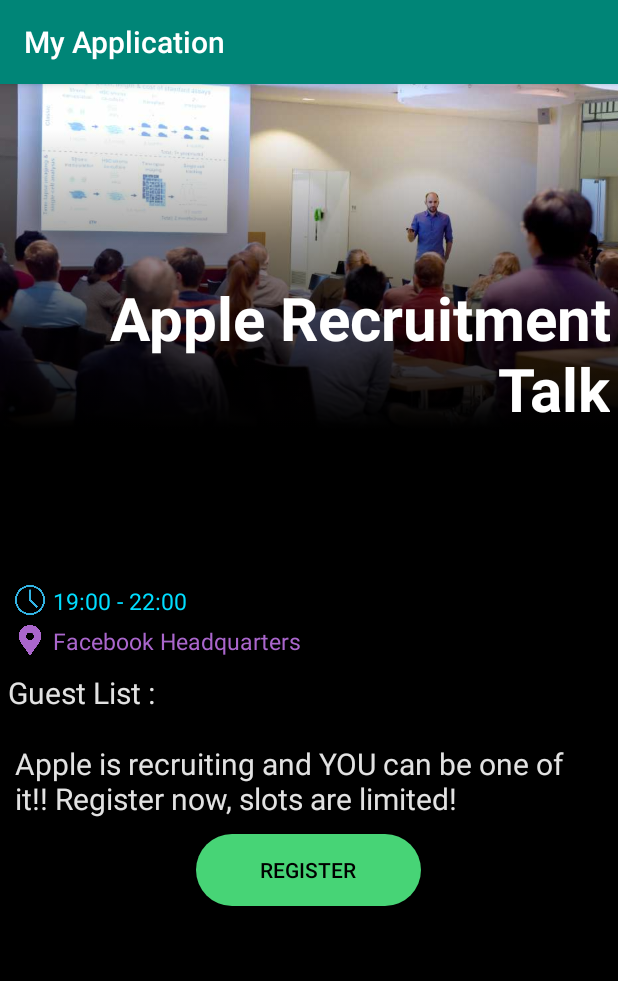
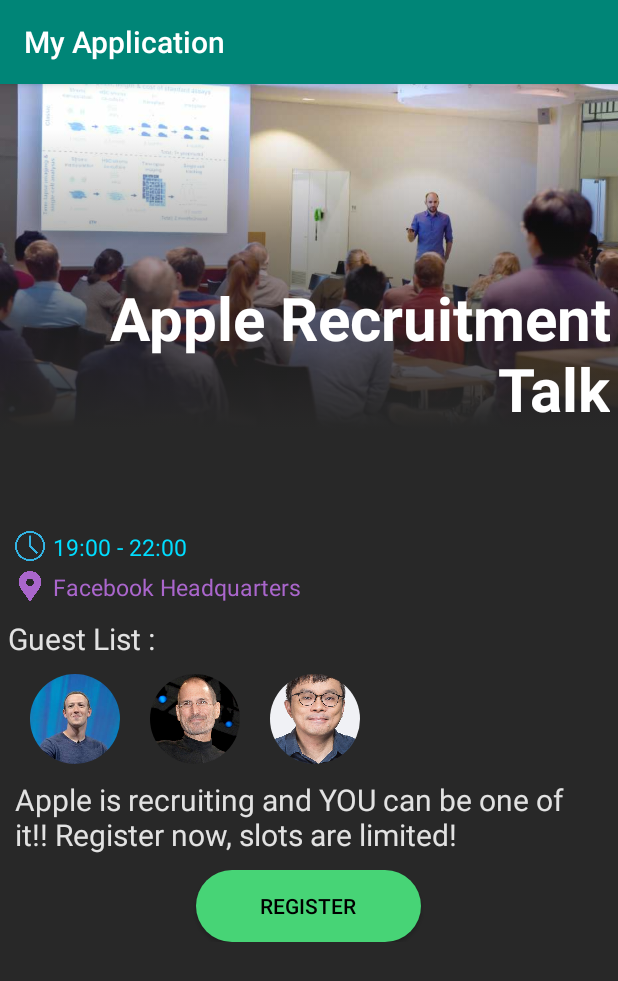
Before and after one commit to sesiliafenina/singup, an Android app: the screen it shows after launch (DetailsActivity), after a tap on "Apple Recruitment Talk", on a phone screen of 412 x 824 dp. Shown: the top 981 px of the screen. Run offline under Robolectric (Android 15) with nearby library versions, the light colour scheme and no system bars; our stand-ins replace CircleImageView.

Commit message:
fixed layout

```diff
--- a/app/build.gradle
+++ b/app/build.gradle
@@ -28,4 +28,5 @@
     androidTestImplementation 'androidx.test.espresso:espresso-core:3.1.0-alpha4'
     implementation "com.google.zxing:core:3.3.0"
     implementation 'com.google.zxing:javase:3.3.0'
+    implementation 'de.hdodenhof:circleimageview:3.0.1'
 }
--- a/app/src/main/java/com/example/myapplication/CustomListAdapter.java
+++ b/app/src/main/java/com/example/myapplication/CustomListAdapter.java
@@ -23,13 +23,16 @@
     //to store the animal images
     private final Integer[] imageIDarray;
 
-    public CustomListAdapter(Activity context, String[] nameArray, String[] infoArray, Integer[] imageIDarray) {
+    private final String[] timeArray;
+
+    public CustomListAdapter(Activity context, String[] nameArray, String[] infoArray, Integer[] imageIDarray, String[] timeArray) {
         super(context, R.layout.listview_row, nameArray);
 
         this.context = context;
         this.nameArray = nameArray;
         this.infoArray = infoArray;
         this.imageIDarray = imageIDarray;
+        this.timeArray = timeArray;
     }
 
     public View getView(int position, View view, ViewGroup parent) {
@@ -38,15 +41,15 @@
 
         //this code gets references to objects in the listview_row.xml file
         TextView nameTextField = rowView.findViewById(R.id.nametextViewID);
-        TextView infoTextField = rowView.findViewById(R.id.infotextViewID);
+        TextView timeTextField = rowView.findViewById(R.id.eventTime);
         ImageView imageIDField = rowView.findViewById(R.id.imageView1ID);
 
         nameTextField.setTextSize(TypedValue.COMPLEX_UNIT_SP,20);
-        infoTextField.setTextSize(TypedValue.COMPLEX_UNIT_SP,15);
+        timeTextField.setTextSize(TypedValue.COMPLEX_UNIT_SP,13);
 
         //this code sets the values of the objects to values from the arrays
         nameTextField.setText(nameArray[position]);
-        infoTextField.setText(infoArray[position]);
+        timeTextField.setText(timeArray[position]);
         imageIDField.setImageResource(imageIDarray[position]);
 
         return rowView;
--- a/app/src/main/java/com/example/myapplication/MainActivity.java
+++ b/app/src/main/java/com/example/myapplication/MainActivity.java
@@ -41,13 +41,16 @@
 
     Integer[] imageArray = {R.drawable.google, R.drawable.apple, R.drawable.facebook, R.drawable.menintech, R.drawable.resume,
                         R.drawable.sutd, R.drawable.minecraft};
+
+    String[] eventTime = {"19:00-22:00", "17:00-18:45", "15:00-19:30", "09:30-15:00", "13:45-16:00", "18:00-20:45", "15:40-19:40"};
+
     @Override
     protected void onCreate(Bundle savedInstanceState) {
         super.onCreate(savedInstanceState);
         setContentView(R.layout.eventslist);
 
         // have to get lists of name and info of events here
-        CustomListAdapter listAdapter = new CustomListAdapter(this, nameArray, infoArray, imageArray);
+        CustomListAdapter listAdapter = new CustomListAdapter(this, nameArray, infoArray, imageArray, eventTime);
 
         listView = findViewById(R.id.listviewID);
         listView.setAdapter(listAdapter);
--- a/app/src/main/java/com/example/myapplication/QRCodeActivity.java
+++ b/app/src/main/java/com/example/myapplication/QRCodeActivity.java
@@ -14,8 +14,8 @@
 import java.util.BitSet;
 
 public class QRCodeActivity extends AppCompatActivity {
-    public final static int WHITE = 0xFFFFFFFF;
-    public final static int BLACK = 0xFF000000;
+    public final static int WHITE = 0xFF282828;
+    public final static int BLACK = 0xFFFFFFFF;
     public final static int WIDTH = 400;
     public final static int HEIGHT = 400;
     @Override
--- a/app/src/main/res/drawable/gradient_black.xml
+++ b/app/src/main/res/drawable/gradient_black.xml
@@ -5,7 +5,7 @@
             <gradient
                     android:angle="90"
                     android:endColor="#00000000"
-                    android:startColor="#FF000000"
+                    android:startColor="#FF282828"
                     android:type="linear"/>
         </shape>
     </item>
--- a/app/src/main/res/layout/activity_details.xml
+++ b/app/src/main/res/layout/activity_details.xml
@@ -5,7 +5,7 @@
         xmlns:app="http://schemas.android.com/apk/res-auto"
         android:layout_width="match_parent"
         android:layout_height="match_parent"
-        android:background="@android:color/black"
+        android:background="#FF282828"
         tools:context=".DetailsActivity">
     <LinearLayout
             app:layout_constraintTop_toTopOf="parent"
@@ -101,13 +101,38 @@
                 android:layout_marginBottom="10dp"
                 android:layout_marginLeft="5dp"
                 android:layout_marginRight="5dp"/>
-        <HorizontalScrollView
-                android:layout_width="wrap_content"
+        <LinearLayout
+                android:layout_width="match_parent"
                 android:layout_height="wrap_content"
+                android:orientation="horizontal"
                 android:layout_marginLeft="10dp"
                 android:layout_marginRight="10dp">
+            <de.hdodenhof.circleimageview.CircleImageView
+                    xmlns:app="http://schemas.android.com/apk/res-auto"
+                    android:id="@+id/profile_image"
+                    android:layout_marginLeft="10dp"
+                    android:layout_marginRight="10dp"
+                    android:layout_width="60dp"
+                    android:layout_height="60dp"
+                    android:src="@drawable/mark"/>
+            <de.hdodenhof.circleimageview.CircleImageView
+                    xmlns:app="http://schemas.android.com/apk/res-auto"
+                    android:id="@+id/profile_image2"
+                    android:layout_marginLeft="10dp"
+                    android:layout_marginRight="10dp"
+                    android:layout_width="60dp"
+                    android:layout_height="60dp"
+                    android:src="@drawable/steve"/>
+            <de.hdodenhof.circleimageview.CircleImageView
+                    xmlns:app="http://schemas.android.com/apk/res-auto"
+                    android:id="@+id/profile_image3"
+                    android:layout_marginLeft="10dp"
+                    android:layout_marginRight="10dp"
+                    android:layout_width="60dp"
+                    android:layout_height="60dp"
+                    android:src="@drawable/norman"/>
 
-        </HorizontalScrollView>
+        </LinearLayout>
         <TextView
                 android:text="Event details here"
                 android:textColor="#ffe2e2e2"
--- a/app/src/main/res/layout/eventslist.xml
+++ b/app/src/main/res/layout/eventslist.xml
@@ -2,7 +2,7 @@
 <androidx.constraintlayout.widget.ConstraintLayout
         xmlns:android="http://schemas.android.com/apk/res/android"
         xmlns:app="http://schemas.android.com/apk/res-auto"
-        android:background="@android:color/black"
+        android:background="#FF282828"
         android:layout_width="match_parent"
         android:layout_height="match_parent">
     <TextView
--- a/app/src/main/res/layout/qr_code.xml
+++ b/app/src/main/res/layout/qr_code.xml
@@ -2,6 +2,7 @@
 <LinearLayout xmlns:android="http://schemas.android.com/apk/res/android"
               android:orientation="vertical"
               android:layout_width="match_parent"
+              android:background="#FF282828"
               android:layout_height="match_parent">
     <ImageView
             android:id="@+id/qrCode"
--- a/app/src/main/res/layout/register.xml
+++ b/app/src/main/res/layout/register.xml
@@ -2,7 +2,7 @@
 <LinearLayout xmlns:android="http://schemas.android.com/apk/res/android"
               xmlns:app="http://schemas.android.com/apk/res-auto"
               android:orientation="vertical"
-              android:background="@android:color/black"
+              android:background="#FF282828"
               android:layout_width="match_parent"
               android:layout_height="match_parent">
     <LinearLayout
```
Also changed, not shown: app/src/main/res/layout/listview_row.xml (+10 -11 lines), app/src/main/res/drawable/crop_circle.png (added), app/src/main/res/drawable/mark.jpg (added), app/src/main/res/drawable/norman.jpg (added), app/src/main/res/drawable/steve.jpg (added).
